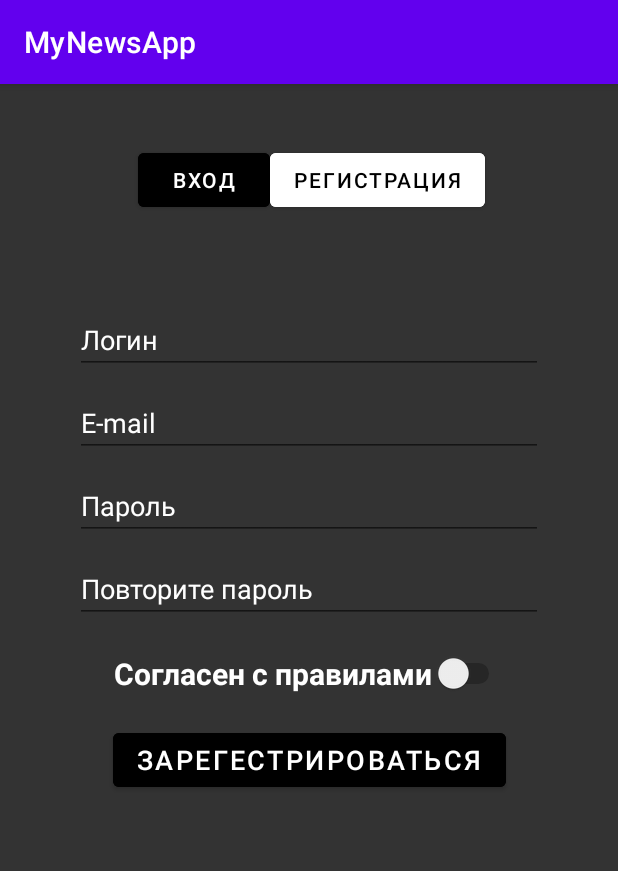
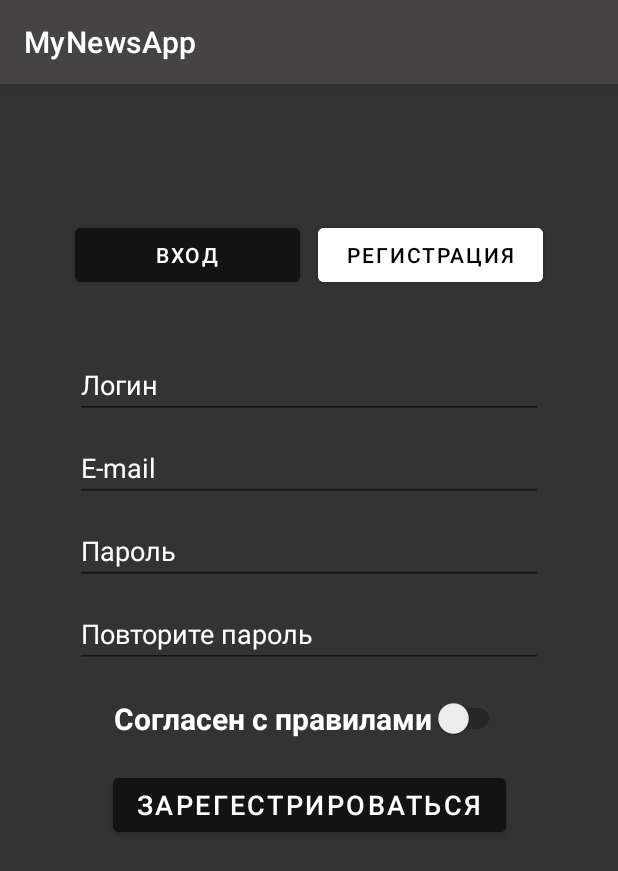
Before and after one commit to SklRV/MyNewsApp, an Android app: the RegistrationFragment screen opened through its navigation route, on a phone screen of 412 x 824 dp. Shown: the top 871 px of the screen. Run offline under Robolectric (Android 15) with nearby library versions, the phone set to English and light mode, and no system bars; network calls fail.

Commit message:
Дизайн + ко

```diff
--- a/app/src/main/java/com/example/mynewsapp/login_and_registration/LoginFragment.kt
+++ b/app/src/main/java/com/example/mynewsapp/login_and_registration/LoginFragment.kt
@@ -24,44 +24,55 @@ class LoginFragment : Fragment() {
         savedInstanceState: Bundle?
     ): View? {
         binding = FragmentLoginBinding.inflate(inflater,container,false)
-        binding?.registration?.setOnClickListener{
-            Navigation.findNavController(it).navigate(R.id.action_loginFragment_to_registrationFragment)
+        userViewModel = ViewModelProvider(this).get(UserViewModel::class.java)
+
+        binding?.apply {
+
+            registration.setOnClickListener {
+                Navigation.findNavController(it)
+                    .navigate(R.id.action_loginFragment_to_registrationFragment)
             }
-
-        userViewModel = ViewModelProvider(this).get(UserViewModel::class.java)
 
             // Проверка верного логина и пароля, переход в сессию
             val adminLogin: String = "admin"
             val adminPassword: String = "admin"
-        val userLogin = binding?.userLogin
-        val userPassword = binding?.userPassword
+            val userLogin = userLogin
+            val userPassword = userPassword
 
             // Обработка события при нажатия на кнопку:
-        binding?.userLogintoClick?.setOnClickListener{
+            userLogintoClick.setOnClickListener {
 
-            roomUsername = userLogin?.text.toString().trim()
-            roomPassword = userPassword?.text.toString().trim()
+                roomUsername = userLogin.text.toString().trim()
+                roomPassword = userPassword.text.toString().trim()
 
-            userViewModel.getLoginDetails(requireContext(), roomUsername, roomPassword)!!.observe(viewLifecycleOwner,
+                userViewModel.getLoginDetails(requireContext(), roomUsername, roomPassword)!!
+                    .observe(viewLifecycleOwner,
                         {
-                    if (userLogin?.text?.toString()?.trim().equals(adminLogin) && userPassword?.text?.toString()?.trim().equals(adminPassword))
+                            if (userLogin.text?.toString()?.trim()
+                                    .equals(adminLogin) && userPassword.text?.toString()?.trim()
+                                    .equals(adminPassword)
+                            )
                                 view?.let { it1 ->
                                     Navigation.findNavController(it1)
                                         .navigate(R.id.action_loginFragment_to_newsApp)
                                 }
-                    else if (it == null){
-                        Toast.makeText(context, "Введен неверный логин или пароль", Toast.LENGTH_LONG).show()
-                        }
-                    else if(it.Password != roomPassword) {
-                        Toast.makeText(context, "Введен неверный пароль", Toast.LENGTH_LONG).show()
-                        }
-                    else {
+                            else if (it == null) {
+                                Toast.makeText(
+                                    context,
+                                    "Введен неверный логин или пароль",
+                                    Toast.LENGTH_LONG
+                                ).show()
+                            } else if (it.Password != roomPassword) {
+                                Toast.makeText(context, "Введен неверный пароль", Toast.LENGTH_LONG)
+                                    .show()
+                            } else {
                                 view?.let { it1 ->
                                     Navigation.findNavController(it1)
                                         .navigate(R.id.action_loginFragment_to_newsApp)
                                 }
                             }
                         })
+            }
         }
         return binding?.root
     }
--- a/app/src/main/java/com/example/mynewsapp/login_and_registration/RegistrationFragment.kt
+++ b/app/src/main/java/com/example/mynewsapp/login_and_registration/RegistrationFragment.kt
@@ -31,44 +31,45 @@ class RegistrationFragment : Fragment() {
 
         userViewModel = ViewModelProvider(this).get(UserViewModel::class.java)
 
-        val userLogin = binding?.userLogin
-        val userEmail = binding?.userEmail
-        val userPassword = binding?.userPassword
-        val userRepeatPassword = binding?.userRepeatPassword
-        val switchAgree =  binding?.switchAgree
+        binding?.apply{
+            val userLogin = userLogin
+            val userEmail = userEmail
+            val userPassword = userPassword
+            val userRepeatPassword = userRepeatPassword
+            val switchAgree = switchAgree
 
-        // Проверка при регистрации:
-        binding?.userRegistrationClick?.setOnClickListener {
+            userRegistrationClick.setOnClickListener {
 
                 // Если какое-то из полей пустое, оповестим об этом пользователя
-            if(userLogin?.text?.toString()?.trim().equals("") ||
-                userEmail?.text?.toString()?.trim().equals("") ||
-                userPassword?.text?.toString()?.trim().equals("") ||
-                userRepeatPassword?.text?.toString()?.trim().equals("") )
+                if(userLogin.text?.toString()?.trim().equals("") ||
+                    userEmail.text?.toString()?.trim().equals("") ||
+                    userPassword.text?.toString()?.trim().equals("") ||
+                    userRepeatPassword.text?.toString()?.trim().equals("") )
                     Toast.makeText(context,"Не все поля заполнены",Toast.LENGTH_LONG).show()
 
                 // Если не согласились с правилами:
-            else if(switchAgree?.isChecked?.equals(false) == true)
+                else if(switchAgree.isChecked.equals(false) == true)
                     Toast.makeText(context,"Вы не согласились с правилами",Toast.LENGTH_LONG).show()
 
                 // Не разрешать логин, пароль меньше 3х символов
-            else if(userLogin?.text?.toString()?.length!! < 3 ||
-                userPassword?.text?.toString()?.length!! < 3)
+                else if(userLogin.text?.toString()?.length!! < 3 ||
+                    userPassword.text?.toString()?.length!! < 3)
                     Toast.makeText(context,"Длина Логина и Пароля должны быть не менее 3х символов",Toast.LENGTH_LONG).show()
 
                 // Проверяем, правильно ли написали емейл
-            else if(userEmail?.text?.toString()?.contains("@", ignoreCase = true) == false)
+                else if(userEmail.text?.toString()?.contains("@", ignoreCase = true) == false)
                     Toast.makeText(context,"Не верный e-mail (не хватает @)",Toast.LENGTH_LONG).show()
 
                 // Если пароли не совпадают - оповещаем:
-            else if (userPassword?.text?.toString() != userRepeatPassword?.text?.toString())
+                else if (userPassword.text?.toString() != userRepeatPassword.text?.toString())
                     Toast.makeText(context,"Пароли не совпадают",Toast.LENGTH_LONG).show()
 
                 else {
-                roomUsername = userLogin?.text.toString().trim()
-                roomPassword = userPassword?.text.toString().trim()
+                    roomUsername = userLogin.text.toString().trim()
+                    roomPassword = userPassword.text.toString().trim()
                     userViewModel.insert(requireContext(), roomUsername, roomPassword)
                     Toast.makeText(context,"Регистрация прошла успешно!",Toast.LENGTH_LONG).show()
+                }
             }
         }
         return  binding?.root
--- a/app/src/main/res/layout/fragment_registration.xml
+++ b/app/src/main/res/layout/fragment_registration.xml
@@ -10,10 +10,10 @@
 
     <Button
         android:id="@+id/logon"
-        android:layout_width="wrap_content"
+        android:layout_width="150dp"
         android:layout_height="wrap_content"
-        android:layout_marginStart="92dp"
-        android:layout_marginTop="40dp"
+        android:layout_marginStart="50dp"
+        android:layout_marginTop="90dp"
         android:backgroundTint="@color/background_button"
         android:text="@string/user_log_on"
         android:textColor="@color/textColor"
@@ -22,13 +22,14 @@
 
     <Button
         android:id="@+id/registration"
-        android:layout_width="wrap_content"
+        android:layout_width="150dp"
         android:layout_height="wrap_content"
-        android:layout_marginTop="40dp"
+        android:layout_marginTop="90dp"
+        android:layout_marginEnd="50dp"
         android:backgroundTint="@color/white"
         android:text="@string/user_registration"
         android:textColor="@color/black"
-        app:layout_constraintStart_toEndOf="@+id/logon"
+        app:layout_constraintEnd_toEndOf="parent"
         app:layout_constraintTop_toTopOf="parent" />
 
     <EditText
@@ -36,7 +37,7 @@
         android:layout_width="match_parent"
         android:layout_height="wrap_content"
         android:layout_marginHorizontal="50sp"
-        android:layout_marginTop="60dp"
+        android:layout_marginTop="40dp"
         android:ems="10"
         android:hint="@string/user_login"
         android:textSize="18sp"
--- a/app/src/main/res/layout/list_item_news.xml
+++ b/app/src/main/res/layout/list_item_news.xml
@@ -24,7 +24,7 @@
             android:paddingRight="16dp"
             android:paddingLeft="16dp"
             android:textStyle="bold"
-            android:textColor="#000000"
+            android:textColor="@color/textColor"
             android:textSize="16sp" />
 
         <TextView
@@ -34,7 +34,7 @@
             android:maxLines="3"
             android:paddingRight="16dp"
             android:paddingLeft="16dp"
-            android:textColor="#000000" />
+            android:textColor="@color/textColor" />
 
         <ImageView
             android:id="@+id/imageView"
--- a/app/src/main/res/values/colors.xml
+++ b/app/src/main/res/values/colors.xml
@@ -1,7 +1,7 @@
 <?xml version="1.0" encoding="utf-8"?>
 <resources>
     <color name="background">#333</color>
-    <color name="background_button">#000000</color>
+    <color name="background_button">#131313</color>
     <color name="purple_200">#FFBB86FC</color>
     <color name="purple_500">#FF6200EE</color>
     <color name="purple_700">#FF3700B3</color>
@@ -11,4 +11,6 @@
     <color name="white">#FFFFFFFF</color>
     <color name="textColor">#fff</color>
     <color name="backgroundColor">#9F9F9F</color>
+    <color name="colorPrimary">#454343</color>
+    <color name="rippleColor">#3F51B5</color>
 </resources>
--- a/app/src/main/res/values/strings.xml
+++ b/app/src/main/res/values/strings.xml
@@ -16,4 +16,6 @@
     <string name="title_home">News</string>
     <string name="title_dashboard">Today</string>
     <string name="title_notifications">Following</string>
+    <string name="text_dashboard">Meow?</string>
+    <string name="text_notifications">Meow!</string>
 </resources>
--- a/app/src/main/res/values/themes.xml
+++ b/app/src/main/res/values/themes.xml
@@ -2,7 +2,7 @@
     <!-- Base application theme. -->
     <style name="Theme.MyNewsApp" parent="Theme.MaterialComponents.DayNight.DarkActionBar">
         <!-- Primary brand color. -->
-        <item name="colorPrimary">@color/purple_500</item>
+        <item name="colorPrimary">@color/colorPrimary</item>
         <item name="colorPrimaryVariant">@color/purple_700</item>
         <item name="colorOnPrimary">@color/white</item>
         <!-- Secondary brand color. -->
```
Also changed, not shown: app/src/main/java/com/example/mynewsapp/news/NewsFragment.kt (+6 -4 lines), app/src/main/java/com/example/mynewsapp/ui/dashboard/DashboardFragment.kt (+8 -25 lines), app/src/main/java/com/example/mynewsapp/ui/dashboard/DashboardViewModel.kt (deleted, +0 -13 lines), app/src/main/java/com/example/mynewsapp/ui/home/HomeFragment.kt (+11 -6 lines), app/src/main/java/com/example/mynewsapp/ui/notifications/NotificationsFragment.kt (+12 -29 lines), app/src/main/java/com/example/mynewsapp/ui/notifications/NotificationsViewModel.kt (deleted, +0 -13 lines), app/src/main/res/layout/activity_news_app.xml (+5 -2 lines), app/src/main/res/layout/fragment_dashboard.xml (+5 -7 lines), app/src/main/res/layout/fragment_login.xml (+12 -11 lines), app/src/main/res/layout/fragment_notifications.xml (+5 -7 lines). Lines whose indentation alone changed are shown as unchanged.
